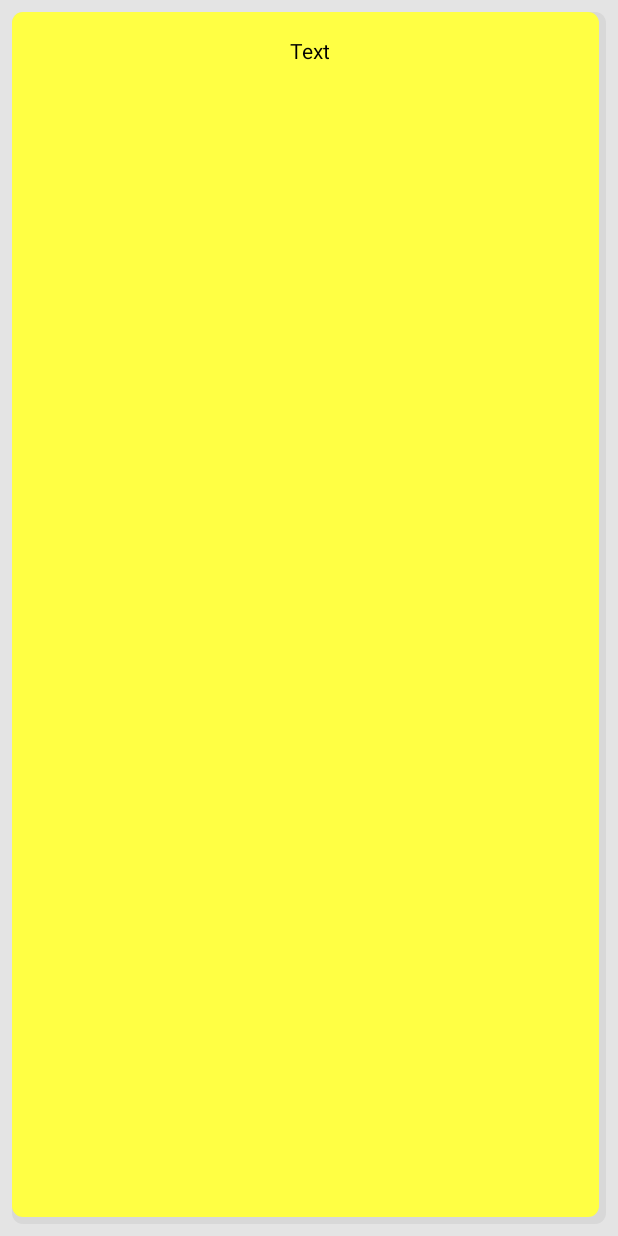
After one commit to Mipsters/Schooled, an Android app: the layout note_list_item.xml on its own in the app's theme, with its tools: preview values and no code run, on a phone screen of 412 x 824 dp. The commit adds this screen. Run offline under Robolectric (Android 15) with nearby library versions, the light colour scheme and no system bars.

Commit message:
Beta5
added minimal support for notes

```diff
--- /dev/null
+++ b/Schooled/app/src/main/res/drawable/note.xml
@@ -0,0 +1,20 @@
+<?xml version="1.0" encoding="utf-8"?>
+<layer-list xmlns:android="http://schemas.android.com/apk/res/android">
+    <!-- Bottom 7dp Shadow -->
+    <item>
+        <shape  android:shape="rectangle">
+            <solid android:color="#d8d8d8" />
+            <corners android:radius="7dp" />
+        </shape>
+    </item>
+
+    <!-- White Top color -->
+    <item
+        android:bottom="5dp"
+        android:right="5dp">
+        <shape android:shape="rectangle">
+            <solid android:color="#FF4" />
+            <corners android:radius="7dp" />
+        </shape>
+    </item>
+</layer-list>
--- /dev/null
+++ b/Schooled/app/src/main/res/layout/note_list_item.xml
@@ -0,0 +1,48 @@
+<?xml version="1.0" encoding="utf-8"?>
+<LinearLayout
+    xmlns:android="http://schemas.android.com/apk/res/android"
+    xmlns:app="http://schemas.android.com/apk/res-auto"
+    android:background="@drawable/drawer_outer"
+    android:layout_width="match_parent"
+    android:layout_height="match_parent"
+    android:padding="8dp">
+
+    <android.support.constraint.ConstraintLayout
+        xmlns:android="http://schemas.android.com/apk/res/android"
+        xmlns:app="http://schemas.android.com/apk/res-auto"
+        android:background="@drawable/note"
+        android:layout_width="match_parent"
+        android:layout_height="match_parent"
+        android:padding="8dp">
+
+        <TextView
+            android:layout_width="wrap_content"
+            android:layout_height="wrap_content"
+            android:id="@+id/text"
+            android:textColor="#000"
+            android:text="Text"
+            android:gravity="center"
+            android:layout_marginRight="8dp"
+            app:layout_constraintRight_toRightOf="parent"
+            android:layout_marginLeft="8dp"
+            app:layout_constraintLeft_toLeftOf="parent"
+            app:layout_constraintTop_toTopOf="parent"
+            android:layout_marginTop="8dp"
+            android:paddingBottom="8dp"/>
+
+        <!--TextView
+            android:layout_width="wrap_content"
+            android:layout_height="wrap_content"
+            android:id="@+id/info"
+            android:text="Info"
+            app:layout_constraintBottom_toBottomOf="parent"
+            android:layout_marginBottom="8dp"
+            android:layout_marginRight="16dp"
+            android:layout_marginEnd="8dp"
+            app:layout_constraintRight_toRightOf="parent"
+            android:layout_marginTop="8dp"
+            app:layout_constraintTop_toBottomOf="@+id/text"
+            app:layout_constraintVertical_bias="1.0" /-->
+
+    </android.support.constraint.ConstraintLayout>
+</LinearLayout>
```
Also changed, not shown: Schooled/app/src/main/java/net/ddns/mipster/schooled/Fragments/NoteFragment.java (+12 -3 lines), Schooled/app/src/main/java/net/ddns/mipster/schooled/adapters/NoteListAdapter.java (added, +55 -0 lines), Schooled/app/src/main/res/layout/fragment_note.xml (+5 -19 lines).
